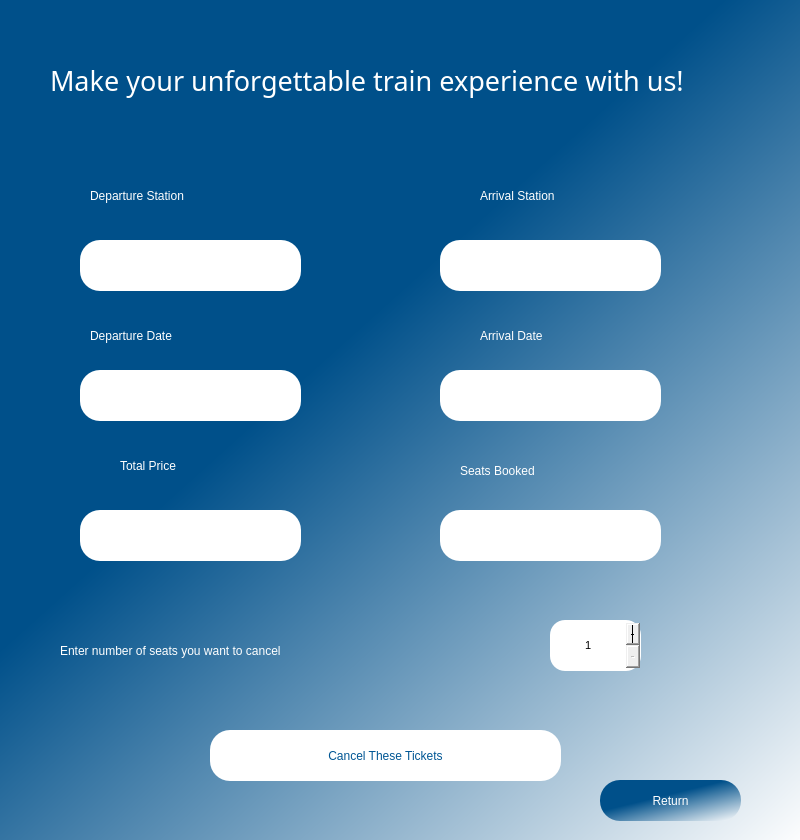
Qt form ui/CancelBooking.ui (kareemsakkary/TrainBookingSystem) before a commit.
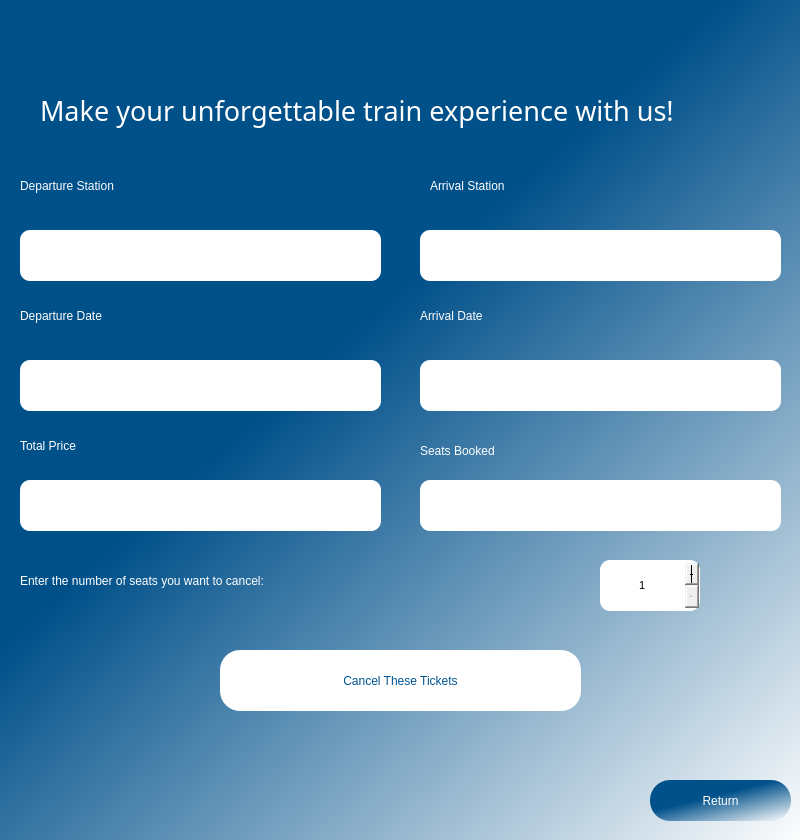
The same form after that commit.

```diff
--- a/ui/CancelBooking.ui
+++ b/ui/CancelBooking.ui
@@ -32,10 +32,10 @@
    <widget class="QPushButton" name="cancelButton">
     <property name="geometry">
      <rect>
-      <x>210</x>
-      <y>730</y>
-      <width>351</width>
-      <height>51</height>
+      <x>220</x>
+      <y>650</y>
+      <width>361</width>
+      <height>61</height>
      </rect>
     </property>
     <property name="styleSheet">
@@ -61,8 +61,8 @@
    <widget class="QLabel" name="label1">
     <property name="geometry">
      <rect>
-      <x>90</x>
-      <y>180</y>
+      <x>20</x>
+      <y>170</y>
       <width>221</width>
       <height>31</height>
      </rect>
@@ -78,8 +78,8 @@
    <widget class="QLabel" name="label2">
     <property name="geometry">
      <rect>
-      <x>480</x>
-      <y>180</y>
+      <x>430</x>
+      <y>170</y>
       <width>241</width>
       <height>31</height>
      </rect>
@@ -95,8 +95,8 @@
    <widget class="QLabel" name="label3">
     <property name="geometry">
      <rect>
-      <x>90</x>
-      <y>320</y>
+      <x>20</x>
+      <y>300</y>
       <width>201</width>
       <height>31</height>
      </rect>
@@ -112,7 +112,7 @@
    <widget class="QPushButton" name="returnButton">
     <property name="geometry">
      <rect>
-      <x>600</x>
+      <x>650</x>
       <y>780</y>
       <width>141</width>
       <height>41</height>
@@ -138,8 +138,8 @@
    <widget class="QLabel" name="label4">
     <property name="geometry">
      <rect>
-      <x>480</x>
-      <y>320</y>
+      <x>420</x>
+      <y>300</y>
       <width>151</width>
       <height>31</height>
      </rect>
@@ -155,9 +155,9 @@
    <widget class="QLabel" name="departureStationLabel">
     <property name="geometry">
      <rect>
-      <x>80</x>
-      <y>240</y>
-      <width>221</width>
+      <x>20</x>
+      <y>230</y>
+      <width>361</width>
       <height>51</height>
      </rect>
     </property>
@@ -169,7 +169,7 @@
     </property>
     <property name="styleSheet">
      <string notr="true">background-color: white;
-border-radius: 20px;
+border-radius: 10px;
 font: 63 12pt &quot;Sitka Small Semibold&quot;;</string>
     </property>
     <property name="text">
@@ -182,15 +182,15 @@
    <widget class="QLabel" name="arrivalStationLabel">
     <property name="geometry">
      <rect>
-      <x>440</x>
-      <y>240</y>
-      <width>221</width>
+      <x>420</x>
+      <y>230</y>
+      <width>361</width>
       <height>51</height>
      </rect>
     </property>
     <property name="styleSheet">
      <string notr="true">background-color: white;
-border-radius: 20px;
+border-radius: 10px;
 font: 63 12pt &quot;Sitka Small Semibold&quot;;</string>
     </property>
     <property name="text">
@@ -203,9 +203,9 @@
    <widget class="QLabel" name="startDateLabel">
     <property name="geometry">
      <rect>
-      <x>80</x>
-      <y>370</y>
-      <width>221</width>
+      <x>20</x>
+      <y>360</y>
+      <width>361</width>
       <height>51</height>
      </rect>
     </property>
@@ -217,7 +217,7 @@
     </property>
     <property name="styleSheet">
      <string notr="true">background-color: white;
-border-radius: 20px;
+border-radius: 10px;
 font: 63 12pt &quot;Sitka Small Semibold&quot;;</string>
     </property>
     <property name="text">
@@ -230,9 +230,9 @@
    <widget class="QLabel" name="endDateLabel">
     <property name="geometry">
      <rect>
-      <x>440</x>
-      <y>370</y>
-      <width>221</width>
+      <x>420</x>
+      <y>360</y>
+      <width>361</width>
       <height>51</height>
      </rect>
     </property>
@@ -244,7 +244,7 @@
     </property>
     <property name="styleSheet">
      <string notr="true">background-color: white;
-border-radius: 20px;
+border-radius: 10px;
 font: 63 12pt &quot;Sitka Small Semibold&quot;;</string>
     </property>
     <property name="text">
@@ -257,8 +257,8 @@
    <widget class="QLabel" name="labelSeats">
     <property name="geometry">
      <rect>
-      <x>460</x>
-      <y>450</y>
+      <x>420</x>
+      <y>430</y>
       <width>201</width>
       <height>41</height>
      </rect>
@@ -274,9 +274,9 @@
    <widget class="QSpinBox" name="inputSeatsCount">
     <property name="geometry">
      <rect>
-      <x>550</x>
-      <y>620</y>
-      <width>91</width>
+      <x>600</x>
+      <y>560</y>
+      <width>100</width>
       <height>51</height>
      </rect>
     </property>
@@ -292,7 +292,7 @@
      </font>
     </property>
     <property name="styleSheet">
-     <string notr="true">border-radius: 15px;</string>
+     <string notr="true">border-radius: 10px;</string>
     </property>
     <property name="alignment">
      <set>Qt::AlignCenter</set>
@@ -319,8 +319,8 @@
    <widget class="QLabel" name="title">
     <property name="geometry">
      <rect>
-      <x>50</x>
-      <y>50</y>
+      <x>40</x>
+      <y>80</y>
       <width>721</width>
       <height>61</height>
      </rect>
@@ -351,8 +351,8 @@
    <widget class="QLabel" name="label4_2">
     <property name="geometry">
      <rect>
-      <x>120</x>
-      <y>450</y>
+      <x>20</x>
+      <y>430</y>
       <width>131</width>
       <height>31</height>
      </rect>
@@ -368,9 +368,9 @@
    <widget class="QLabel" name="totalPriceLabel">
     <property name="geometry">
      <rect>
-      <x>80</x>
-      <y>510</y>
-      <width>221</width>
+      <x>20</x>
+      <y>480</y>
+      <width>361</width>
       <height>51</height>
      </rect>
     </property>
@@ -382,7 +382,7 @@
     </property>
     <property name="styleSheet">
      <string notr="true">background-color: white;
-border-radius: 20px;
+border-radius: 10px;
 font: 63 12pt &quot;Sitka Small Semibold&quot;;</string>
     </property>
     <property name="text">
@@ -395,9 +395,9 @@
    <widget class="QLabel" name="seatsCountLabel">
     <property name="geometry">
      <rect>
-      <x>440</x>
-      <y>510</y>
-      <width>221</width>
+      <x>420</x>
+      <y>480</y>
+      <width>361</width>
       <height>51</height>
      </rect>
     </property>
@@ -409,7 +409,7 @@
     </property>
     <property name="styleSheet">
      <string notr="true">background-color: white;
-border-radius: 20px;
+border-radius: 10px;
 font: 63 12pt &quot;Sitka Small Semibold&quot;;</string>
     </property>
     <property name="text">
@@ -422,9 +422,9 @@
    <widget class="QLabel" name="instructionLabel">
     <property name="geometry">
      <rect>
-      <x>60</x>
-      <y>630</y>
-      <width>471</width>
+      <x>20</x>
+      <y>560</y>
+      <width>501</width>
       <height>41</height>
      </rect>
     </property>
@@ -433,14 +433,14 @@
 color: rgb(255, 255, 255);</string>
     </property>
     <property name="text">
-     <string>Enter number of seats you want to cancel</string>
+     <string>Enter the number of seats you want to cancel:</string>
     </property>
    </widget>
    <widget class="QLabel" name="error">
     <property name="geometry">
      <rect>
-      <x>160</x>
-      <y>690</y>
+      <x>180</x>
+      <y>730</y>
       <width>441</width>
       <height>20</height>
      </rect>
```
